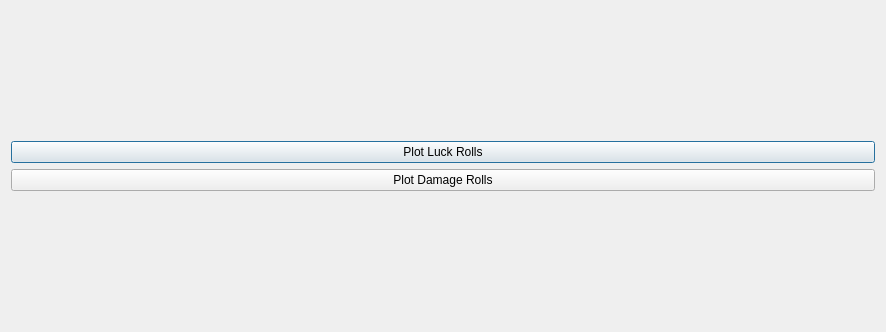
Old version of the form GMH_TestGraphs.ui in the repository ShadeAnimator/GMHelper.
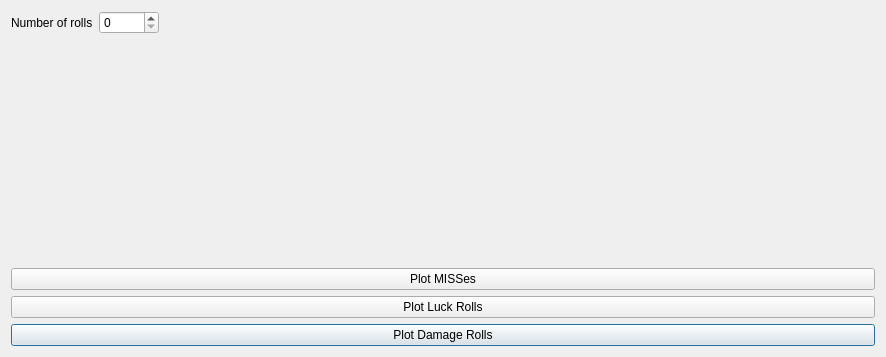
New version of the form.

Commit message: work on miss and trying to fix bugs

The edit to the form file:
```diff
--- a/GMH_TestGraphs.ui
+++ b/GMH_TestGraphs.ui
@@ -7,7 +7,7 @@
     <x>0</x>
     <y>0</y>
     <width>886</width>
-    <height>332</height>
+    <height>357</height>
    </rect>
   </property>
   <property name="sizePolicy">
@@ -24,7 +24,17 @@
     <layout class="QVBoxLayout" name="verticalLayout">
      <item>
       <layout class="QGridLayout" name="gridLayout">
-       <item row="0" column="0">
+       <item row="3" column="0">
+        <widget class="QPushButton" name="plotDamageBtn">
+         <property name="toolTip">
+          <string>This will show you how your ROLL influences the damage output.</string>
+         </property>
+         <property name="text">
+          <string>Plot Damage Rolls</string>
+         </property>
+        </widget>
+       </item>
+       <item row="2" column="0">
         <widget class="QPushButton" name="plotLuckBtn">
          <property name="toolTip">
           <string>This will show you how your luck distributes through a number of random rolls.</string>
@@ -35,15 +45,33 @@
         </widget>
        </item>
        <item row="1" column="0">
-        <widget class="QPushButton" name="plotDamageBtn">
-         <property name="toolTip">
-          <string>This will show you how your ROLL influences the damage output.</string>
-         </property>
+        <widget class="QPushButton" name="missPlotButton">
          <property name="text">
-          <string>Plot Damage Rolls</string>
+          <string>Plot MISSes</string>
          </property>
         </widget>
        </item>
+       <item row="0" column="0">
+        <layout class="QFormLayout" name="formLayout">
+         <item row="0" column="0">
+          <widget class="QLabel" name="label">
+           <property name="text">
+            <string>Number of rolls</string>
+           </property>
+          </widget>
+         </item>
+         <item row="0" column="1">
+          <widget class="QSpinBox" name="rollsNumberSB">
+           <property name="maximumSize">
+            <size>
+             <width>60</width>
+             <height>16777215</height>
+            </size>
+           </property>
+          </widget>
+         </item>
+        </layout>
+       </item>
       </layout>
      </item>
     </layout>
```
The commit also changes 2 other files.
